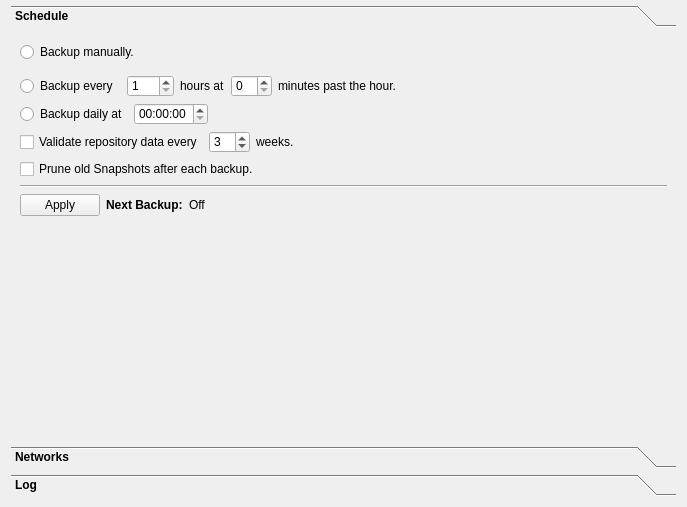
Qt form src/vorta/assets/UI/scheduletab.ui (borgbase/vorta) before a commit.
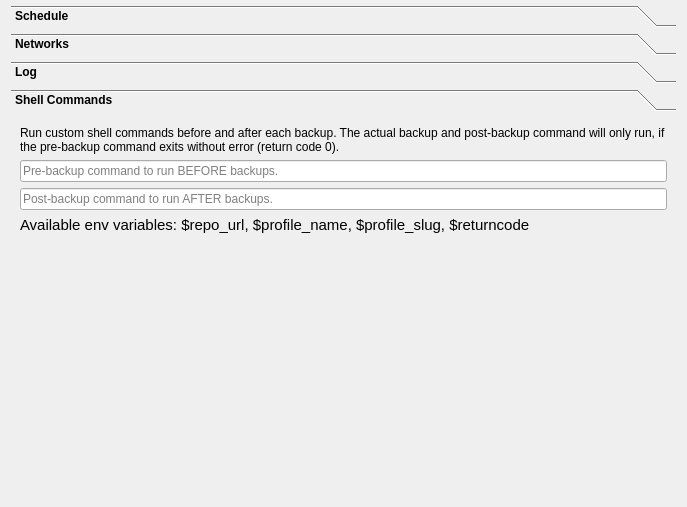
The same form after that commit. Icons and pictures are not drawn.

Commit message:
v0.6.4 - Custom pre/post backup commands (#104)
* Add pre/post-backup command setting. Fixes #109
* Bug fixes for #111 and #106

Patch:
```diff
--- a/src/vorta/assets/UI/scheduletab.ui
+++ b/src/vorta/assets/UI/scheduletab.ui
@@ -32,7 +32,7 @@
 }</string>
      </property>
      <property name="currentIndex">
-      <number>0</number>
+      <number>3</number>
      </property>
      <widget class="QWidget" name="schedule">
       <property name="geometry">
@@ -40,7 +40,7 @@
         <x>0</x>
         <y>0</y>
         <width>663</width>
-        <height>388</height>
+        <height>354</height>
        </rect>
       </property>
       <property name="font">
@@ -426,6 +426,78 @@
        </item>
       </layout>
      </widget>
+     <widget class="QWidget" name="page_3">
+      <attribute name="icon">
+       <iconset resource="../icons/collection.qrc">
+        <normaloff>:/icons/terminal.svg</normaloff>:/icons/terminal.svg</iconset>
+      </attribute>
+      <attribute name="label">
+       <string>Shell Commands</string>
+      </attribute>
+      <layout class="QVBoxLayout" name="verticalLayout_2">
+       <item>
+        <widget class="QLabel" name="label_4">
+         <property name="text">
+          <string>Run custom shell commands before and after each backup. The actual backup and post-backup command will only run, if the pre-backup command exits without error (return code 0).</string>
+         </property>
+         <property name="alignment">
+          <set>Qt::AlignLeading|Qt::AlignLeft|Qt::AlignTop</set>
+         </property>
+         <property name="wordWrap">
+          <bool>true</bool>
+         </property>
+        </widget>
+       </item>
+       <item>
+        <widget class="QLineEdit" name="preBackupCmdLineEdit">
+         <property name="styleSheet">
+          <string notr="true">font-family:'Courier';</string>
+         </property>
+         <property name="text">
+          <string/>
+         </property>
+         <property name="placeholderText">
+          <string>Pre-backup command to run BEFORE backups.</string>
+         </property>
+        </widget>
+       </item>
+       <item>
+        <widget class="QLineEdit" name="postBackupCmdLineEdit">
+         <property name="styleSheet">
+          <string notr="true">font-family:'Courier';</string>
+         </property>
+         <property name="placeholderText">
+          <string>Post-backup command to run AFTER backups.</string>
+         </property>
+        </widget>
+       </item>
+       <item>
+        <widget class="QLabel" name="label_6">
+         <property name="font">
+          <font>
+           <pointsize>11</pointsize>
+          </font>
+         </property>
+         <property name="text">
+          <string>&lt;html&gt;&lt;head/&gt;&lt;body&gt;&lt;p&gt;Available env variables: &lt;span style=&quot; font-family:'Courier';&quot;&gt;$repo_url, $profile_name, $profile_slug, $returncode&lt;/span&gt;&lt;/p&gt;&lt;/body&gt;&lt;/html&gt;</string>
+         </property>
+        </widget>
+       </item>
+       <item>
+        <spacer name="verticalSpacer_2">
+         <property name="orientation">
+          <enum>Qt::Vertical</enum>
+         </property>
+         <property name="sizeHint" stdset="0">
+          <size>
+           <width>20</width>
+           <height>40</height>
+          </size>
+         </property>
+        </spacer>
+       </item>
+      </layout>
+     </widget>
     </widget>
    </item>
   </layout>
```
Left out of the diff: 4 changed lines with no effect on the pictures. The commit also changes 11 other files.
